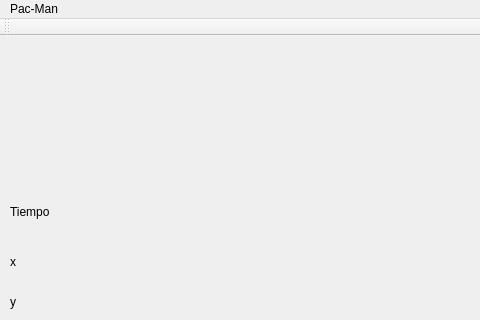
The window that mainwindow.ui (juliocmas/P-ractica-5) describes before a commit, drawn with Qt 5; both pictures show x 0 to 480 and y 0 to 320 of the 1011 by 967 pixel window.
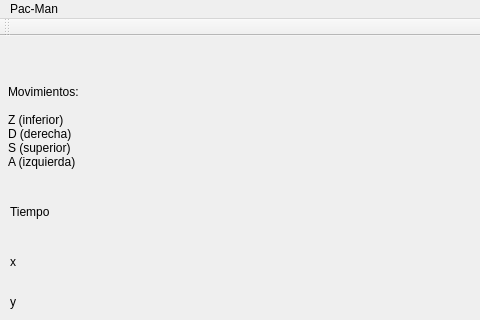
The same window after the commit.

Diff of the .ui file:
```diff
--- a/mainwindow.ui
+++ b/mainwindow.ui
@@ -116,6 +116,24 @@
      <string>Exit</string>
     </property>
    </widget>
+   <widget class="QLabel" name="label_2">
+    <property name="geometry">
+     <rect>
+      <x>8</x>
+      <y>30</y>
+      <width>71</width>
+      <height>121</height>
+     </rect>
+    </property>
+    <property name="text">
+     <string>Movimientos:
+
+Z (inferior)
+D (derecha)
+S (superior)
+A (izquierda)</string>
+    </property>
+   </widget>
   </widget>
   <widget class="QMenuBar" name="menuBar">
    <property name="geometry">
```
